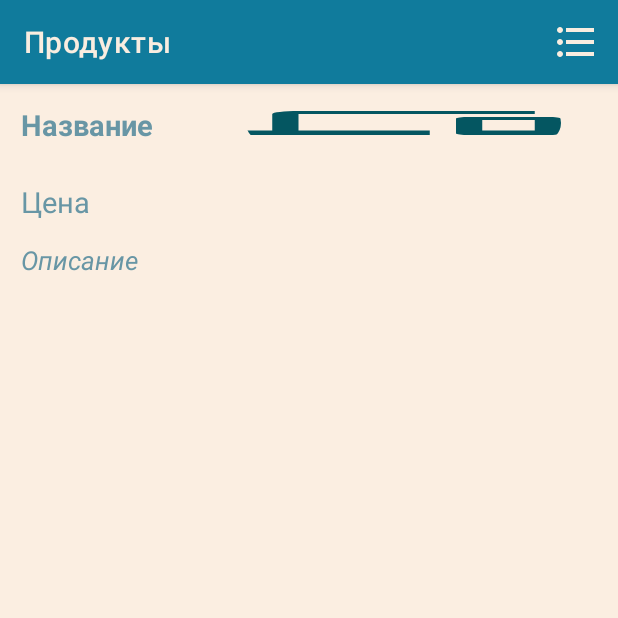
After one commit to MSagGik/ExampleRestApiProject, an Android app: the ProductActivity screen opened directly, with no data from a screen before it, on a phone screen of 412 x 824 dp, the top half of it. The commit adds this screen. Run offline under Robolectric (Android 15) with nearby library versions, the phone set to English and light mode, and no system bars; our stand-ins replace Picasso; pictures from the network do not load.

Commit message:
Commit 220723 update 3

```diff
--- a/app/build.gradle
+++ b/app/build.gradle
@@ -54,6 +54,4 @@ dependencies {
     }
     // загрузка изображений
     implementation 'com.squareup.picasso:picasso:2.71828'
-    // скругление углов изображений
-    implementation 'com.github.stelladk:ArcLibrary:0.1.0'
 }
--- a/app/src/main/AndroidManifest.xml
+++ b/app/src/main/AndroidManifest.xml
@@ -14,10 +14,14 @@
         android:theme="@style/Theme.ExampleRestApiProject"
         tools:targetApi="31">
         <activity
+            android:name=".view.activities.ProductActivity"
+            android:exported="false"
+            android:theme="@style/Theme.ExampleRestApiProject.NoActionBar"/>
+        <activity
             android:name=".view.activities.MainActivity"
             android:exported="false"
             android:label="@string/app_name"
-            android:theme="@style/Theme.ExampleRestApiProject.NoActionBar"/>
+            android:theme="@style/Theme.ExampleRestApiProject.NoActionBar" />
         <activity
             android:name=".view.activities.StartActivity"
             android:exported="true"
--- a/app/src/main/java/com/msaggik/examplerestapiproject/model/Product.java
+++ b/app/src/main/java/com/msaggik/examplerestapiproject/model/Product.java
@@ -2,7 +2,9 @@ package com.msaggik.examplerestapiproject.model;
 
 import android.net.Uri;
 
-public class Product {
+import java.io.Serializable;
+
+public class Product implements Serializable {
     private int id;
     private String title;
     private double price;
@@ -10,12 +12,13 @@ public class Product {
     private String thumbnail;
     private String images;
 
-    public Product(int id, String title, double price, String description, String thumbnail) {
+    public Product(int id, String title, double price, String description, String thumbnail, String images) {
         this.id = id;
         this.title = title;
         this.price = price;
         this.description = description;
         this.thumbnail = thumbnail;
+        this.images = images;
     }
 
     public int getId() {
--- a/app/src/main/java/com/msaggik/examplerestapiproject/network/HttpsHelper.java
+++ b/app/src/main/java/com/msaggik/examplerestapiproject/network/HttpsHelper.java
@@ -18,6 +18,7 @@ import java.net.MalformedURLException;
 import java.net.URL;
 import java.util.ArrayList;
 import java.util.List;
+import java.util.Random;
 
 import javax.net.ssl.HttpsURLConnection;
 
@@ -39,7 +40,8 @@ public class HttpsHelper {
             for(int i = 0; i < jsonArray.length(); i++) {
                 productList.add(new Product(jsonArray.getJSONObject(i).getInt("id"), jsonArray.getJSONObject(i).getString("title"),
                         jsonArray.getJSONObject(i).getDouble("price"), jsonArray.getJSONObject(i).getString("description"),
-                       jsonArray.getJSONObject(i).getString("thumbnail")));
+                       jsonArray.getJSONObject(i).getString("thumbnail"), jsonArray.getJSONObject(i).getJSONArray("images")
+                        .getString(new Random().nextInt(jsonArray.getJSONObject(i).getJSONArray("images").length()))));
             }
         } catch (JSONException e) {
             throw new RuntimeException(e);
--- /dev/null
+++ b/app/src/main/java/com/msaggik/examplerestapiproject/view/activities/ProductActivity.java
@@ -0,0 +1,68 @@
+package com.msaggik.examplerestapiproject.view.activities;
+
+import androidx.annotation.NonNull;
+import androidx.appcompat.app.AppCompatActivity;
+import androidx.appcompat.widget.Toolbar;
+
+import android.annotation.SuppressLint;
+import android.app.Activity;
+import android.content.Intent;
+import android.content.res.Resources;
+import android.os.Bundle;
+import android.view.ContextThemeWrapper;
+import android.view.Menu;
+import android.view.MenuItem;
+import android.widget.ImageView;
+import android.widget.TextView;
+
+import com.msaggik.examplerestapiproject.R;
+import com.msaggik.examplerestapiproject.databinding.FragmentProductsBinding;
+import com.msaggik.examplerestapiproject.model.Product;
+import com.msaggik.examplerestapiproject.view.fragments.ProductsFragment;
+import com.squareup.picasso.Picasso;
+
+public class ProductActivity extends AppCompatActivity {
+
+    private TextView titleProductOne, priceProductOne, descriptionProductOne;
+    private ImageView imageProductOne;
+    private Toolbar toolbar;
+    private Product product;
+
+    @SuppressLint("SetTextI18n")
+    @Override
+    protected void onCreate(Bundle savedInstanceState) {
+        super.onCreate(savedInstanceState);
+        setContentView(R.layout.activity_product);
+
+        titleProductOne = findViewById(R.id.titleProductOne);
+        priceProductOne = findViewById(R.id.priceProductOne);
+        descriptionProductOne = findViewById(R.id.descriptionProductOne);
+        imageProductOne = findViewById(R.id.imageProductOne);
+        toolbar = findViewById(R.id.toolbar);
+
+        toolbar.setTitle(getResources().getString(R.string.menu_products));
+        toolbar.setTitleTextColor(getResources().getColor(R.color.beige, getTheme()));
+        toolbar.getMenu().findItem(R.id.toProducts).setOnMenuItemClickListener(new MenuItem.OnMenuItemClickListener() {
+            @Override
+            public boolean onMenuItemClick(@NonNull MenuItem menuItem) {
+                finish();
+                return true;
+            }
+        });
+
+
+        // считывание данных из главной активити
+        Bundle bundleIntent = getIntent().getExtras();
+        if (bundleIntent != null) { // если в данном контейнере что-то есть, то
+
+            // инициализация поля сущности пользователя
+            product = (Product) bundleIntent.getSerializable(Product.class.getSimpleName());
+
+            // вывод на экран данных из фрагмента товаров
+            titleProductOne.setText(product.getTitle());
+            priceProductOne.setText(product.getPrice() + " coin");
+            descriptionProductOne.setText(product.getDescription());
+            Picasso.get().load(product.getImages()).into(imageProductOne);
+        }
+    }
+}
--- a/app/src/main/java/com/msaggik/examplerestapiproject/view/fragments/ProductsFragment.java
+++ b/app/src/main/java/com/msaggik/examplerestapiproject/view/fragments/ProductsFragment.java
@@ -28,7 +28,7 @@ public class ProductsFragment extends Fragment implements Runnable{
 
     public View onCreateView(@NonNull LayoutInflater inflater,
                              ViewGroup container, Bundle savedInstanceState) {
-        productsData.add(new Product(1, "...", 0.0f, "... загрузка с сервера", null));
+        productsData.add(new Product(1, "...", 0.0f, "... загрузка с сервера", null, null));
         handler = new Handler(Looper.getMainLooper()); // создание объекта обработчика сообщений
         new Thread(this).start();
 
--- a/app/src/main/java/com/msaggik/examplerestapiproject/viewmodel/adapters/AdapterProducts.java
+++ b/app/src/main/java/com/msaggik/examplerestapiproject/viewmodel/adapters/AdapterProducts.java
@@ -1,6 +1,7 @@
 package com.msaggik.examplerestapiproject.viewmodel.adapters;
 
 import android.annotation.SuppressLint;
+import android.content.Intent;
 import android.net.Uri;
 import android.view.LayoutInflater;
 import android.view.View;
@@ -8,15 +9,17 @@ import android.view.ViewGroup;
 import android.widget.ImageView;
 import android.widget.TextView;
 
+import androidx.cardview.widget.CardView;
 import androidx.recyclerview.widget.RecyclerView;
 
 import com.msaggik.examplerestapiproject.R;
 import com.msaggik.examplerestapiproject.model.Product;
+import com.msaggik.examplerestapiproject.view.activities.ProductActivity;
 import com.msaggik.examplerestapiproject.view.fragments.ProductsFragment;
 import com.squareup.picasso.Picasso;
-import com.stelladk.arclib.ArcShape;
 
 import java.util.List;
+import java.util.Objects;
 
 public class AdapterProducts extends RecyclerView.Adapter<AdapterProducts.ViewHolder> {
 
@@ -46,6 +49,12 @@ public class AdapterProducts extends RecyclerView.Adapter<AdapterProducts.ViewHo
         holder.titleProduct.setText(product.getTitle());
         holder.priceProduct.setText(product.getPrice() + " coin");
         holder.descriptionProduct.setText(product.getDescription());
+        // слушатель нажатия на карточку
+        holder.cardViewProduct.setOnClickListener(view -> {
+            Intent intent = new Intent(productsFragment.getActivity(), ProductActivity.class);
+            intent.putExtra(Product.class.getSimpleName(), product);
+            Objects.requireNonNull(productsFragment.getActivity()).startActivity(intent);
+        });
     }
 
     // метод getItemCount() возвращает количество объектов в списке
@@ -57,12 +66,14 @@ public class AdapterProducts extends RecyclerView.Adapter<AdapterProducts.ViewHo
     // созданный статический класс ViewHolder
     public static class ViewHolder extends RecyclerView.ViewHolder {
         // неизменяемые поля представления
+        final CardView cardViewProduct;
         final ImageView thumbnailProduct;
         final TextView titleProduct, priceProduct, descriptionProduct;
 
         // конструктор класса ViewHolder с помощью которого мы связываем поля и представление item_products.xml
         ViewHolder(View view) {
             super(view);
+            cardViewProduct = view.findViewById(R.id.cardViewProduct);
             thumbnailProduct = view.findViewById(R.id.thumbnailProduct);
             titleProduct = view.findViewById(R.id.titleProduct);
             priceProduct = view.findViewById(R.id.priceProduct);
--- a/app/src/main/java/com/msaggik/examplerestapiproject/viewmodel/fragments/ProductsViewModel.java
+++ /dev/null
@@ -1,19 +0,0 @@
-package com.msaggik.examplerestapiproject.viewmodel.fragments;
-
-import androidx.lifecycle.LiveData;
-import androidx.lifecycle.MutableLiveData;
-import androidx.lifecycle.ViewModel;
-
-public class ProductsViewModel extends ViewModel {
-
-    private final MutableLiveData<String> mText;
-
-    public ProductsViewModel() {
-        mText = new MutableLiveData<>();
-        mText.setValue("Продукты");
-    }
-
-    public LiveData<String> getText() {
-        return mText;
-    }
-}
--- /dev/null
+++ b/app/src/main/res/drawable/ic_back.xml
@@ -0,0 +1,5 @@
+<vector android:autoMirrored="true" android:height="50dp"
+    android:tint="#F9EDE0" android:viewportHeight="24"
+    android:viewportWidth="24" android:width="50dp" xmlns:android="http://schemas.android.com/apk/res/android">
+    <path android:fillColor="@android:color/white" android:pathData="M4,10.5c-0.83,0 -1.5,0.67 -1.5,1.5s0.67,1.5 1.5,1.5 1.5,-0.67 1.5,-1.5 -0.67,-1.5 -1.5,-1.5zM4,4.5c-0.83,0 -1.5,0.67 -1.5,1.5S3.17,7.5 4,7.5 5.5,6.83 5.5,6 4.83,4.5 4,4.5zM4,16.5c-0.83,0 -1.5,0.68 -1.5,1.5s0.68,1.5 1.5,1.5 1.5,-0.68 1.5,-1.5 -0.67,-1.5 -1.5,-1.5zM7,19h14v-2L7,17v2zM7,13h14v-2L7,11v2zM7,5v2h14L21,5L7,5z"/>
+</vector>
--- /dev/null
+++ b/app/src/main/res/drawable/shape_image_one.xml
@@ -0,0 +1,8 @@
+<?xml version="1.0" encoding="utf-8"?>
+<selector xmlns:android="http://schemas.android.com/apk/res/android">
+    <item> <!--Элемент списка-->
+        <shape android:shape="rectangle"> <!--Форма-->
+            <corners android:radius="17dp"/> <!--Скругление углов-->
+        </shape>
+    </item>
+</selector>
--- /dev/null
+++ b/app/src/main/res/layout/activity_product.xml
@@ -0,0 +1,96 @@
+<?xml version="1.0" encoding="utf-8"?>
+<androidx.constraintlayout.widget.ConstraintLayout xmlns:android="http://schemas.android.com/apk/res/android"
+    xmlns:app="http://schemas.android.com/apk/res-auto"
+    xmlns:tools="http://schemas.android.com/tools"
+    android:layout_width="match_parent"
+    android:layout_height="match_parent"
+    android:background="#FBEEE1"
+    tools:context=".view.activities.ProductActivity">
+
+    <!--    экшен бар-->
+    <com.google.android.material.appbar.AppBarLayout
+        android:id="@+id/appbar"
+        android:layout_width="0dp"
+        android:layout_height="?attr/actionBarSize"
+        app:layout_constraintStart_toStartOf="parent"
+        app:layout_constraintEnd_toEndOf="parent"
+        app:layout_constraintTop_toTopOf="parent"
+        android:theme="@style/ThemeOverlay.AppCompat.ActionBar">
+        <androidx.appcompat.widget.Toolbar
+            android:id="@+id/toolbar"
+            android:layout_width="match_parent"
+            android:layout_height="?attr/actionBarSize"
+            app:menu="@menu/menu"/>
+    </com.google.android.material.appbar.AppBarLayout>
+
+    <LinearLayout
+        android:id="@+id/linearLayout"
+        android:layout_width="match_parent"
+        android:layout_height="wrap_content"
+
+        android:orientation="horizontal"
+        android:layout_margin="14dp"
+        app:layout_constraintEnd_toEndOf="parent"
+        app:layout_constraintStart_toStartOf="parent"
+        app:layout_constraintTop_toBottomOf="@+id/appbar">
+
+        <LinearLayout
+            android:layout_width="wrap_content"
+            android:layout_height="wrap_content"
+            android:layout_marginEnd="10dp"
+            android:orientation="vertical">
+
+            <TextView
+                android:id="@+id/titleProductOne"
+                android:layout_width="140dp"
+                android:layout_height="wrap_content"
+                android:layout_marginBottom="25dp"
+                android:hint="@string/title_product_hint"
+                android:textColor="#FF107B9C"
+                android:textColorHint="#6896A5"
+                android:textSize="19sp"
+                android:textStyle="bold" />
+
+            <TextView
+                android:id="@+id/priceProductOne"
+                android:layout_width="140dp"
+                android:layout_height="wrap_content"
+                android:hint="@string/price_product_hint"
+                android:textColor="#FF107B9C"
+                android:textColorHint="#6896A5"
+                android:textSize="19sp"
+                android:textStyle="normal" />
+        </LinearLayout>
+
+        <LinearLayout
+            android:layout_width="wrap_content"
+            android:layout_height="wrap_content"
+            android:orientation="vertical">
+
+            <ImageView
+                android:id="@+id/imageProductOne"
+                android:layout_width="210dp"
+                android:layout_height="wrap_content"
+                android:background="@drawable/shape_image_one"
+                android:clipToOutline="true"
+                android:scaleType="fitXY"
+                app:srcCompat="@drawable/ic_menu_products" />
+        </LinearLayout>
+
+    </LinearLayout>
+
+    <TextView
+        android:id="@+id/descriptionProductOne"
+        android:layout_width="match_parent"
+        android:layout_height="wrap_content"
+        android:layout_margin="14dp"
+        android:hint="@string/description_product_hint"
+        android:textColor="#FF107B9C"
+        android:textColorHint="#6896A5"
+        android:textSize="17sp"
+        android:textStyle="italic"
+        app:layout_constraintEnd_toEndOf="parent"
+        app:layout_constraintStart_toStartOf="parent"
+        app:layout_constraintTop_toBottomOf="@+id/linearLayout" />
+
+</androidx.constraintlayout.widget.ConstraintLayout>
--- /dev/null
+++ b/app/src/main/res/menu/menu.xml
@@ -0,0 +1,8 @@
+<?xml version="1.0" encoding="utf-8"?>
+<menu xmlns:android="http://schemas.android.com/apk/res/android"
+    xmlns:app="http://schemas.android.com/apk/res-auto">
+    <item android:id="@+id/toProducts"
+        android:title="View"
+        android:icon="@drawable/ic_back"
+        app:showAsAction="always"/>
+</menu>
--- a/app/src/main/res/values/colors.xml
+++ b/app/src/main/res/values/colors.xml
@@ -7,4 +7,5 @@
     <color name="teal_700">#FF018786</color>
     <color name="black">#FF000000</color>
     <color name="white">#FFFFFFFF</color>
+    <color name="beige">#FFF9EDE0</color>
 </resources>
```
